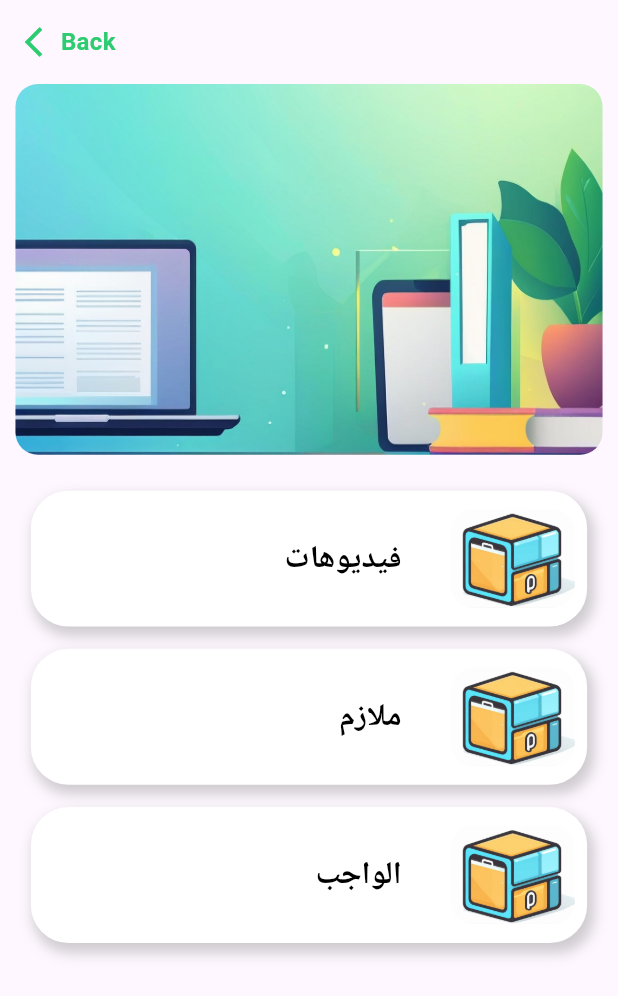
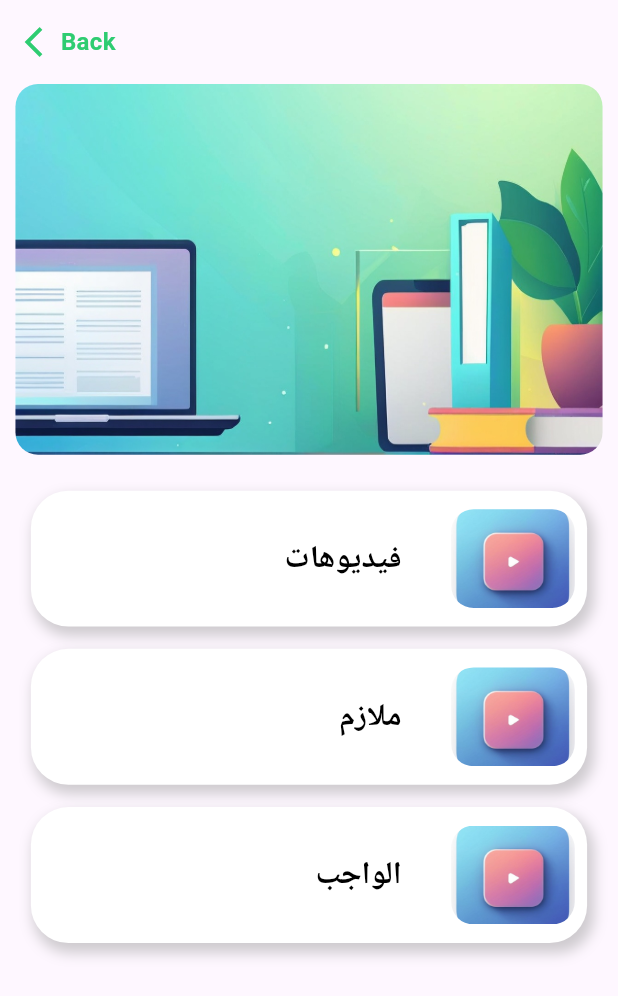
Before and after one commit to mostafa9999998/leader-academy, a Flutter app: the LessonDetailsScreen screen opened by its route, on a phone screen of 412 x 824 dp. Shown: the top 996 px of the screen. Run offline on Flutter 3.47's test engine with Material 3 defaults, Android fonts, the phone set to English and light mode, and no system bars; our stand-ins replace device_info_plus, dropdown_button2, flutter_image_slideshow, shared_preferences; missing offline and left inert: flutter_inappwebview, flutter_windowmanager; accounts and stored records are empty.

Commit message:
finish app without last update image

```diff
--- a/lib/ui/lesson details/lesson details screen.dart
+++ b/lib/ui/lesson details/lesson details screen.dart
@@ -21,17 +21,17 @@ class _LessonDetailsScreenState extends State<LessonDetailsScreen> {
 
    List<Lessondmodel> materialmodellist = [
      Lessondmodel(
-         imgpath:'assets/images/container square image.png',
+         imgpath:'assets/images/aquare video new.png',
          txt1: 'فيديوهات',
          routename: PlayVideoScreen.YoutubePlayVideoScreenname
      ),
      Lessondmodel(
-       imgpath:'assets/images/container square image.png' ,
+       imgpath:'assets/images/aquare video new.png' ,
        txt1: 'ملازم',
        routename:PdfsScreen.PdfsScreenname,
      ),
      Lessondmodel(
-         imgpath:'assets/images/container square image.png' ,
+         imgpath:'assets/images/aquare video new.png' ,
          txt1: 'الواجب',
          routename:McqScreen.McqScreenname
      ),
--- a/lib/ui/materials lessons/lesson wedjet.dart
+++ b/lib/ui/materials lessons/lesson wedjet.dart
@@ -69,7 +69,7 @@ class LessonWedget extends StatelessWidget {
           Container(
             height: MediaQuery.of(context).size.height*0.17,
           width: MediaQuery.of(context).size.width*0.32,
-          child: Image.asset('assets/images/A square image.png',fit: BoxFit.fill,),
+          child: Image.asset('assets/images/container square image.png',fit: BoxFit.fill,),
                     )
         ],
       ),
--- a/lib/ui/utiles/loading.dart
+++ b/lib/ui/utiles/loading.dart
@@ -77,11 +77,11 @@ String showcodefield(BuildContext context,String entercodemessage,String? codeme
             print(provider.packageid);
             print( macAddress2);
             if (validresponse.message == 'Invalid code.'){
-              showerror(context,"invalid code ");
+              showerror(context,"كود غير صالح ! ");
             }else  if (validresponse.message == 'Code is already used .'){
-              showerror(context,"Code is already used.");
+              showerror(context,"هذا الكود مستخدم بالفعل !");
             }else if (validresponse.errors!.code![0] == 'The code field is required.'){
-              showerror(context,"The code field is required.");
+              showerror(context,"ادخل الكود !");
             }else{
               Navigator.pushReplacementNamed(context, MaterialsLessonScreen.MateriallessonScreenname);
             }
```
Also changed, not shown: lib/ui/lesson details/pdfs/pdfs screen.dart (+13 -0 lines), lib/ui/login/login_screen.dart (+7 -6 lines), lib/ui/master screen/courses/sub pacckages wedjet.dart (+31 -24 lines), lib/ui/materials/Material wedjet.dart (+8 -2 lines), assets/images/aquare video new.png (added), assets/images/avatar-icon-human.jpg (deleted), assets/images/rect mob and boy.png (added), assets/images/rect student in class.png (added), assets/images/rectange 2.png (deleted), assets/images/techer back grond.png (deleted).
